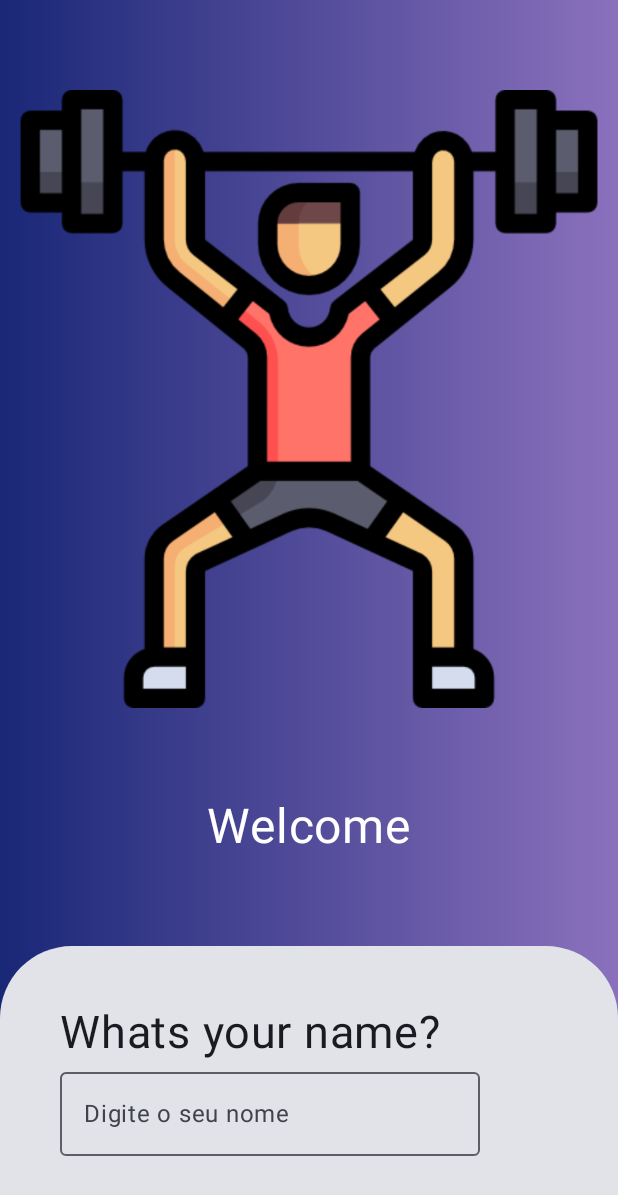
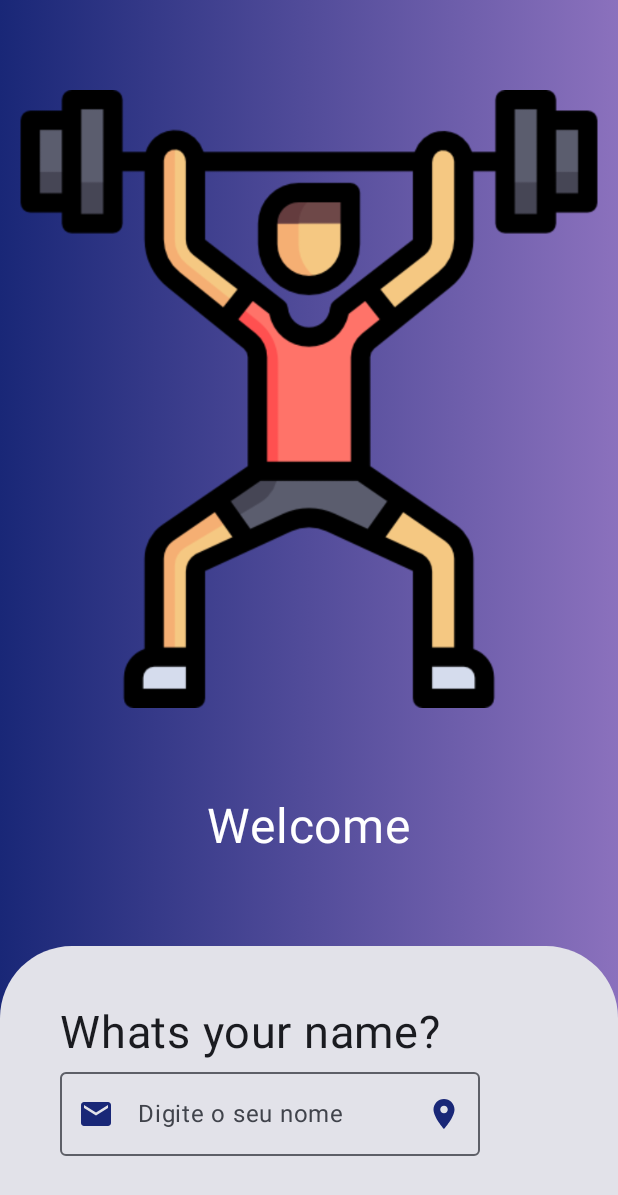
Before and after one commit to kauanmlk9860/BMI-MOBILE, an Android app built with Jetpack Compose: the screen it shows after launch (MainActivity), on a phone screen of 412 x 824 dp. Shown: the top 1195 px of the screen. Run offline under Robolectric (Android 15) with nearby library versions, the phone set to English and light mode, and no system bars.

Commit message:
Home completa

```diff
--- a/app/src/main/java/sp/senai/jandira/bmi/screens/HomeScreens.kt
+++ b/app/src/main/java/sp/senai/jandira/bmi/screens/HomeScreens.kt
@@ -9,20 +9,30 @@ import androidx.compose.foundation.layout.fillMaxSize
 import androidx.compose.foundation.layout.height
 import androidx.compose.foundation.layout.padding
 import androidx.compose.foundation.shape.RoundedCornerShape
+import androidx.compose.foundation.text.KeyboardOptions
 import androidx.compose.material.icons.Icons
 import androidx.compose.material.icons.filled.ArrowForward
+import androidx.compose.material.icons.filled.Email
+import androidx.compose.material.icons.filled.LocationOn
 import androidx.compose.material3.Button
 import androidx.compose.material3.Card
 import androidx.compose.material3.Icon
 import androidx.compose.material3.OutlinedTextField
+
 import androidx.compose.material3.Text
+import androidx.compose.material3.TextField
 import androidx.compose.runtime.Composable
+import androidx.compose.runtime.mutableStateOf
+import androidx.compose.runtime.remember
 import androidx.compose.ui.Alignment
 import androidx.compose.ui.Modifier
 import androidx.compose.ui.graphics.Brush
 import androidx.compose.ui.graphics.Color
+
 import androidx.compose.ui.res.painterResource
 import androidx.compose.ui.res.stringResource
+import androidx.compose.ui.text.input.KeyboardCapitalization
+import androidx.compose.ui.text.input.KeyboardType
 import androidx.compose.ui.tooling.preview.Preview
 import androidx.compose.ui.unit.dp
 import androidx.compose.ui.unit.sp
@@ -31,15 +41,26 @@ import sp.senai.jandira.bmi.R
 
 @Composable
 fun HomeScreen(modifier: Modifier = Modifier) {
+
+
+    var nomeState = remember {
+        mutableStateOf(value = "")
+    }
+
     Box(
         modifier = Modifier
             .fillMaxSize()
-            .background(brush = Brush.horizontalGradient(
-                listOf(
-                    Color(0xFF192777),
-                    Color(0xFF8B71BD),
+            .background(
+                brush = Brush.horizontalGradient(
+                    listOf(
+                        Color(0xFF192777),
+                        Color(0xFF8B71BD),
+                    )
                 )
-            ))
+
+            )
+
+
     ) {
         Column(
             modifier = Modifier
@@ -82,7 +103,30 @@ fun HomeScreen(modifier: Modifier = Modifier) {
                         onValueChange = { },
                         label = {
                             Text(text = "Digite o seu nome")
+                        },
+                        modifier = Modifier,
+
+                        leadingIcon = {
+                            Icon(
+                                imageVector = Icons.Default.Email,
+                                contentDescription = "",
+                                tint = Color(0xFF192777)
+
+                            )
+                        },
+                        keyboardOptions = KeyboardOptions(
+                            keyboardType = KeyboardType.Text,
+                            capitalization = KeyboardCapitalization.Words
+                        ),
+
+                        trailingIcon = {
+                            Icon(
+                                imageVector = Icons.Default.LocationOn,
+                                contentDescription = "",
+                                tint = Color(0xFF192777)
+                            )
                         }
+
                     )
                 }
 
@@ -93,7 +137,7 @@ fun HomeScreen(modifier: Modifier = Modifier) {
                     Button(
                         onClick = {},
                         shape = RoundedCornerShape(10.dp)
-                    ){
+                    ) {
                         Text(
                             text = stringResource(R.string.next),
                             fontSize = 20.sp
```
Also changed, not shown: app/src/main/java/sp/senai/jandira/bmi/screens/UserDataScreen.kt (added).
